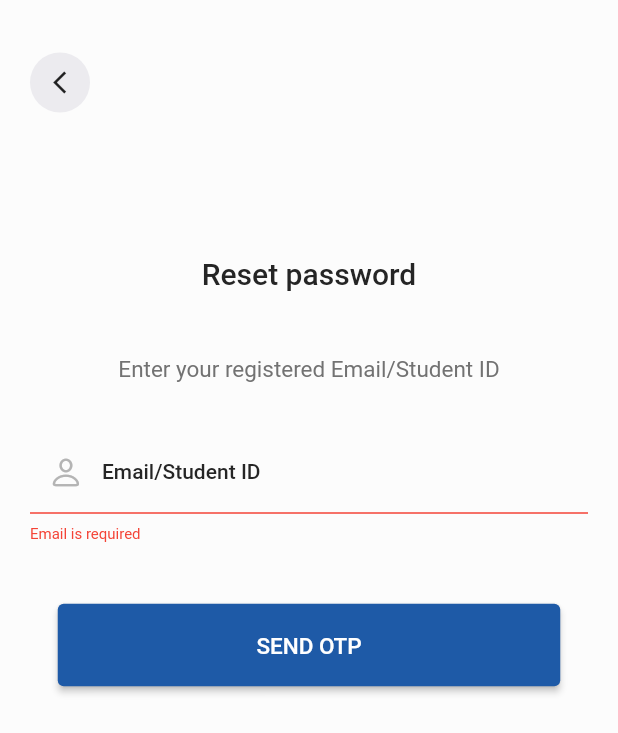
After one commit to tipu0710/studenthub2, a Flutter app: the ResetPassword screen opened directly, after a tap on "SEND OTP", on a phone screen of 412 x 824 dp. The commit adds this screen. Shown: the top 733 px of the screen. Run offline on Flutter 3.47's test engine with Material 2 defaults, Android fonts, the phone set to English and light mode, and no system bars; drawn by our look-alikes of oktoast; our stand-ins replace cached_network_image, dio, pin_code_fields, shared_preferences, simple_animations, supercharged; missing offline and left inert: encrypt, qr_code_scanner; accounts and stored records are empty; network calls fail; Roboto replaces fonts that are missing (Poppins).

Commit message:
reset pass

```diff
--- a/lib/service/api/api_service.dart
+++ b/lib/service/api/api_service.dart
@@ -2,7 +2,7 @@ import 'package:dio/dio.dart';
 import 'package:studenthub2/global.dart';
 
 class ApiService {
-  static String baseUrl = "http://studenthub.smartcampus.com.my";
+  static String baseUrl = "https://studenthub.smartcampus.com.my";
 
   static Future<Response> postMethod(String endPoints,
       {Map<String, dynamic> map,
@@ -12,7 +12,7 @@ class ApiService {
     if (allowToken && loginInfo != null) {
       dio.options.headers['Authorization'] = 'Bearer ${loginInfo.token}';
     }
-
+    print(_fullUrl(endPoints));
     try {
       Response response =
           await dio.post(allowFullUrl ? _fullUrl(endPoints) : endPoints);
--- a/lib/ui/auth/login/controller/login_controller.dart
+++ b/lib/ui/auth/login/controller/login_controller.dart
@@ -8,6 +8,7 @@ import 'package:studenthub2/service/api/api_service.dart';
 import 'package:studenthub2/service/process/process.dart';
 import 'package:studenthub2/service/sp/sp.dart';
 import 'package:studenthub2/ui/auth/login/model/login_model.dart';
+import 'package:studenthub2/ui/auth/reset_pass/view/reset_pass.dart';
 import 'package:studenthub2/ui/parent/view/parent.dart';
 
 class LoginController {
@@ -43,4 +44,9 @@ class LoginController {
           MaterialPageRoute(builder: (_) => Parent()), (route) => false);
     }
   }
+
+  void gotoResetPass() {
+    Navigator.push(
+        _context, MaterialPageRoute(builder: (_) => ResetPassword()));
+  }
 }
--- /dev/null
+++ b/lib/ui/auth/reset_pass/controller/reset_pass_controller.dart
@@ -0,0 +1,44 @@
+import 'dart:convert';
+
+import 'package:dio/dio.dart';
+import 'package:flutter/cupertino.dart';
+import 'package:flutter/material.dart';
+import 'package:studenthub2/global.dart';
+import 'package:studenthub2/model/data_model.dart';
+import 'package:studenthub2/service/api/api_service.dart';
+import 'package:studenthub2/service/process/process.dart';
+import 'package:studenthub2/ui/auth/pin/view/pin.dart';
+import 'package:studenthub2/ui/auth/reset_pass/model/reset_pass_model.dart';
+
+class ResetPassController {
+  BuildContext _context;
+  ResetPassController(BuildContext context) {
+    this._context = context;
+  }
+
+  sendOtp(GlobalKey<FormState> key, TextEditingController email) async {
+    if (key.currentState.validate()) {
+      String data = DataProcess.getEncryptedData(email.text);
+      Response response = await ApiService.postMethod(
+          "https://studenthub.smartcampus.com.my/api/Home/StudentMobileApi/ResetPasswordRequest?input=$data",
+          allowFullUrl: false,
+          allowToken: false);
+      DataModel dataModel = DataModel.fromJson(response.data);
+      if (dataModel.hasError) {
+        showMessage(dataModel.errors.first);
+      } else {
+        PassResetModel passResetModel = PassResetModel.fromJson(
+            jsonDecode(DataProcess.getDecryptedData(dataModel.data)));
+        passResetModel.email = email.text;
+        Navigator.push(
+          _context,
+          MaterialPageRoute(
+            builder: (_) => Pin(
+              passResetModel: passResetModel,
+            ),
+          ),
+        );
+      }
+    }
+  }
+}
--- /dev/null
+++ b/lib/ui/auth/reset_pass/model/reset_pass_model.dart
@@ -0,0 +1,21 @@
+class PassResetModel {
+  String studentId;
+  String code;
+  String email;
+
+  PassResetModel({this.studentId, this.code, this.email});
+
+  PassResetModel.fromJson(Map<String, dynamic> json) {
+    studentId = json['StudentId'];
+    code = json['Code'];
+    email = json['Email'];
+  }
+
+  Map<String, dynamic> toJson() {
+    final Map<String, dynamic> data = new Map<String, dynamic>();
+    data['StudentId'] = this.studentId;
+    data['Code'] = this.code;
+    data['Email'] = this.email;
+    return data;
+  }
+}
--- /dev/null
+++ b/lib/ui/auth/reset_pass/view/reset_pass.dart
@@ -0,0 +1,143 @@
+import 'package:flutter/cupertino.dart';
+import 'package:flutter/material.dart';
+import 'package:studenthub2/ui/auth/reset_pass/controller/reset_pass_controller.dart';
+import 'package:studenthub2/ui_helper/ui_helper.dart';
+
+class ResetPassword extends StatefulWidget {
+  @override
+  _ResetPasswordState createState() => _ResetPasswordState();
+}
+
+class _ResetPasswordState extends State<ResetPassword> {
+  final _formKey = GlobalKey<FormState>();
+  final TextEditingController emailController = TextEditingController();
+  ResetPassController resetPassController;
+
+  @override
+  void initState() {
+    resetPassController = ResetPassController(context);
+    super.initState();
+  }
+
+  @override
+  Widget build(BuildContext context) {
+    return Scaffold(
+      body: Stack(
+        children: [
+          Positioned(
+            bottom: -20,
+            right: -10,
+            child: Image.asset(
+              "assets/images/reg_img.png",
+              height: 246,
+              width: 246,
+            ),
+          ),
+          body(),
+          UiHelper().back(context, onTap: () {
+            Navigator.pop(context);
+          })
+        ],
+      ),
+    );
+  }
+
+  Widget body() {
+    return SingleChildScrollView(
+      child: Container(
+        width: MediaQuery.of(context).size.width,
+        margin: EdgeInsets.only(top: 171, left: 20, right: 20),
+        child: Column(
+          crossAxisAlignment: CrossAxisAlignment.center,
+          children: [
+            Container(
+              child: Text(
+                'Reset password',
+                style: TextStyle(
+                  fontFamily: 'Roboto',
+                  fontSize: 20,
+                  color: const Color(0xff252525),
+                  fontWeight: FontWeight.w500,
+                  height: 1.8,
+                ),
+                textHeightBehavior:
+                    TextHeightBehavior(applyHeightToFirstAscent: false),
+                textAlign: TextAlign.center,
+              ),
+            ),
+            Container(
+              margin: EdgeInsets.only(top: 40),
+              child: Text(
+                'Enter your registered Email/Student ID',
+                style: TextStyle(
+                  fontFamily: 'Roboto',
+                  fontSize: 15,
+                  color: const Color(0xff727272),
+                  height: 2.4,
+                ),
+                textHeightBehavior:
+                    TextHeightBehavior(applyHeightToFirstAscent: false),
+                textAlign: TextAlign.left,
+              ),
+            ),
+            SizedBox(height: 30,),
+            Form(key: _formKey, child: email()),
+            SizedBox(height: 30,),
+            UiHelper().button(
+                context: context,
+                title: "SEND OTP",
+                anim: true,
+                onPressed: () async {
+                  await resetPassController.sendOtp(_formKey, emailController);
+                },
+                topMargin: 10),
+          ],
+        ),
+      ),
+    );
+  }
+
+  Widget email() {
+    return Builder(
+        builder: (context) => TextFormField(
+            keyboardType: TextInputType.emailAddress,
+            controller: emailController,
+            textInputAction: TextInputAction.done,
+            style: TextStyle(
+              fontFamily: 'Roboto',
+              fontSize: 14,
+              color: const Color(0xff1e5aa7),
+              fontWeight: FontWeight.w500,
+            ),
+            decoration: InputDecoration(
+                labelText: "Email/Student ID",
+                labelStyle: TextStyle(
+                  fontFamily: 'Roboto',
+                  fontSize: 14,
+                  color: const Color(0xff252525),
+                  fontWeight: FontWeight.w500,
+                ),
+                prefixIcon: Icon(
+                  CupertinoIcons.person,
+                  color: Color(0xffB4B4B4),
+                ),
+                border: UnderlineInputBorder(
+                    borderSide: BorderSide(color: Color(0xffD9D9D9))),
+                errorBorder: UnderlineInputBorder(
+                  borderSide: BorderSide(color: Colors.red),
+                ),
+                errorStyle: TextStyle(color: Colors.red, fontSize: 10)),
+            validator: (value) {
+              if (value.isEmpty) return "Email is required";
+              RegExp regExp = new RegExp(
+                r"^[a-zA-Z0-9.!#$%&'*+/=?^_`{|}~-]+@[a-zA-Z0-9](?:[a-zA-Z0-9-]{0,253}[a-zA-Z0-9])?(?:\.[a-zA-Z0-9](?:[a-zA-Z0-9-]{0,253}[a-zA-Z0-9])?)*$",
+                caseSensitive: false,
+                multiLine: false,
+              );
+              if (!regExp.hasMatch(value)) {
+                return 'Invalid Email';
+              }
+              return null;
+            }));
+  }
+}
--- a/lib/ui/qr/view/qr_code.dart
+++ b/lib/ui/qr/view/qr_code.dart
@@ -1,5 +1,6 @@
 import 'package:flutter/cupertino.dart';
 import 'package:flutter/material.dart';
+import 'package:studenthub2/global.dart';
 import 'package:studenthub2/ui_helper/ui_helper.dart';
 
 class QrCode extends StatefulWidget {
@@ -26,7 +27,7 @@ class _QrCodeState extends State<QrCode> with AutomaticKeepAliveClientMixin {
                     height: 20,
                   ),
                   Text(
-                    'Adem Smith',
+                    profileModel.fullName,
                     style: TextStyle(
                       fontFamily: 'Roboto',
                       fontSize: 22,
@@ -40,7 +41,7 @@ class _QrCodeState extends State<QrCode> with AutomaticKeepAliveClientMixin {
                   ),
                   SizedBox(height: 3),
                   Text(
-                    'Webspert.com',
+                    profileModel.institutionDetails.programmeName,
                     style: TextStyle(
                       fontFamily: 'Roboto',
                       fontSize: 15,
--- a/lib/ui_helper/ui_helper.dart
+++ b/lib/ui_helper/ui_helper.dart
@@ -1,5 +1,6 @@
 import 'dart:async';
 import 'package:flutter/material.dart';
+import 'package:studenthub2/global.dart';
 import 'package:studenthub2/ui/parent/view/parent.dart';
 import 'package:studenthub2/ui_helper/button_anim.dart';
 
@@ -142,6 +143,7 @@ class UiHelper {
                     await onPressed();
                   }catch (e){
                     print(e);
+                    showMessage("Something went wrong!");
                   }
                   valueNotifier.value = AnimState.loadingEnd;
                 },
--- a/pubspec.yaml
+++ b/pubspec.yaml
@@ -30,6 +30,7 @@ dependencies:
   shared_preferences: ^2.0.5
   simple_animations: ^3.0.3
   supercharged: ^2.0.0
+  share: ^2.0.1
 
 
 dev_dependencies:
```
Also changed, not shown: lib/ui/auth/login/view/login.dart (+22 -0 lines), lib/ui/auth/password/controller/password_controller.dart (+27 -1 lines), lib/ui/auth/password/view/password.dart (+14 -3 lines), lib/ui/auth/pin/controller/pin_controller.dart (+38 -6 lines), lib/ui/auth/pin/view/pin.dart (+18 -8 lines), lib/ui/home/view/home.dart (+8 -3 lines), lib/ui/parent/view/parent.dart (+12 -2 lines), pubspec.lock.
